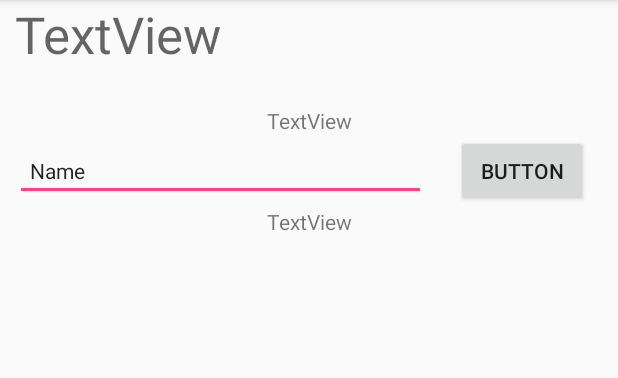
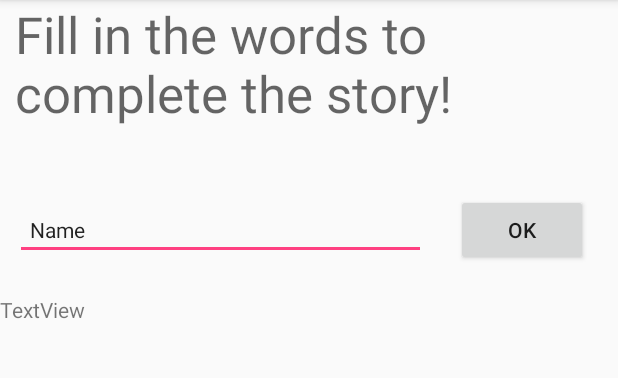
Before and after one commit to Bram502/BramSmit-pset2, an Android app: the screen it shows after launch (FirstActivity before the commit, InputActivity after it), after a tap on "GET STARTED!", on a phone screen of 412 x 824 dp, the part 84-462 px from its top. Run offline under Robolectric (Android 15) with nearby library versions, the phone set to English and light mode, and no system bars; 3 statements that could not run were skipped.

Commit message:
Working on processing user input

```diff
--- a/app/src/main/AndroidManifest.xml
+++ b/app/src/main/AndroidManifest.xml
@@ -16,7 +16,8 @@
                 <category android:name="android.intent.category.LAUNCHER" />
             </intent-filter>
         </activity>
-        <activity android:name=".FirstActivity"></activity>
+        <activity android:name=".InputActivity" />
+        <activity android:name=".DisplayActivity"></activity>
     </application>
 
 </manifest>
--- /dev/null
+++ b/app/src/main/java/com/example/bwhsm/bramsmit_pset2/DisplayActivity.java
@@ -0,0 +1,13 @@
+package com.example.bwhsm.bramsmit_pset2;
+
+import android.support.v7.app.AppCompatActivity;
+import android.os.Bundle;
+
+public class DisplayActivity extends AppCompatActivity {
+
+    @Override
+    protected void onCreate(Bundle savedInstanceState) {
+        super.onCreate(savedInstanceState);
+        setContentView(R.layout.activity_display);
+    }
+}
--- a/app/src/main/java/com/example/bwhsm/bramsmit_pset2/FirstActivity.java
+++ /dev/null
@@ -1,24 +0,0 @@
-package com.example.bwhsm.bramsmit_pset2;
-
-import android.content.Intent;
-import android.support.v7.app.AppCompatActivity;
-import android.os.Bundle;
-import android.view.View;
-import android.widget.TextView;
-
-public class FirstActivity extends AppCompatActivity {
-
-    @Override
-    protected void onCreate(Bundle savedInstanceState) {
-        super.onCreate(savedInstanceState);
-        setContentView(R.layout.activity_first);
-
-//        Intent intent = getIntent();
-//        String receivedText = intent.getStringExtra("word");
-//
-//        TextView textView = (TextView) findViewById(R.id.textView);
-//        textView.setText(receivedText);
-    }
-
-
-}
--- /dev/null
+++ b/app/src/main/java/com/example/bwhsm/bramsmit_pset2/InputActivity.java
@@ -0,0 +1,51 @@
+package com.example.bwhsm.bramsmit_pset2;
+
+import android.support.v7.app.AppCompatActivity;
+import android.os.Bundle;
+import android.view.View;
+import android.widget.EditText;
+import android.widget.TextView;
+
+
+public class InputActivity extends AppCompatActivity {
+
+    EditText userInput;
+    TextView instructionView;
+    TextView count;
+    Story currentStory;
+
+
+    @Override
+    protected void onCreate(Bundle savedInstanceState) {
+        super.onCreate(savedInstanceState);
+        setContentView(R.layout.activity_input);
+
+        currentStory = (Story) getIntent().getSerializableExtra("story");
+
+        findViewById(R.id.enterButton).setOnClickListener(new ClickHandler());
+
+        userInput = (EditText) findViewById(R.id.userInput);
+        count = (TextView) findViewById(R.id.count);
+        instructionView = (TextView) findViewById(R.id.instruction);
+
+
+        startInputLoop();
+    }
+
+    private void startInputLoop() {
+        String nextPlaceholder = currentStory.getNextPlaceholder();
+        Int count
+        userInput.setText(nextPlaceholder);
+
+        instructionView.setText("Please enter a/an " + nextPlaceholder);
+        count.setText("");
+    }
+
+    private class ClickHandler implements View.OnClickListener {
+        public void onClick(View arg0) {
+//            ((TextView)findViewById(R.id.testText)).setText(userInput.getText());
+            ((TextView)findViewById(R.id.testText)).setText(currentStory.toString());
+            startInputLoop();
+        }
+    }
+}
--- a/app/src/main/java/com/example/bwhsm/bramsmit_pset2/MainActivity.java
+++ b/app/src/main/java/com/example/bwhsm/bramsmit_pset2/MainActivity.java
@@ -4,13 +4,13 @@ import android.content.Intent;
 import android.support.v7.app.AppCompatActivity;
 import android.os.Bundle;
 import android.view.View;
-import android.widget.EditText;
 
 import java.io.IOException;
 import java.io.InputStream;
 
 public class MainActivity extends AppCompatActivity {
 
+    private Story currentStory = null;
     @Override
     protected void onCreate(Bundle savedInstanceState) {
         super.onCreate(savedInstanceState);
@@ -20,7 +20,6 @@ public class MainActivity extends AppCompatActivity {
     }
 
     private void initializeStory() {
-        Story currentStory = null;
         try {
             InputStream is = getAssets().open("madlib0_simple.txt");
             currentStory = new Story(is);
@@ -35,10 +34,9 @@ public class MainActivity extends AppCompatActivity {
 //        EditText editText = (EditText) findViewById(R.id.editText);
 //        String text = editText.getText().toString();
 
-        Intent intent = new Intent(this, FirstActivity.class);
-//        intent.putExtra("word", text);
-
-        startActivity(intent);
+        Intent i= new Intent(this, InputActivity.class);
+        i.putExtra("story", currentStory);
+        startActivity(i);
         finish();
     }
 }
--- /dev/null
+++ b/app/src/main/res/layout/activity_display.xml
@@ -0,0 +1,15 @@
+<?xml version="1.0" encoding="utf-8"?>
+<LinearLayout xmlns:android="http://schemas.android.com/apk/res/android"
+    xmlns:app="http://schemas.android.com/apk/res-auto"
+    xmlns:tools="http://schemas.android.com/tools"
+    android:layout_width="match_parent"
+    android:layout_height="match_parent"
+    android:orientation="vertical"
+    tools:context="com.example.bwhsm.bramsmit_pset2.DisplayActivity">
+
+    <TextView
+        android:id="@+id/storyDisplay"
+        android:layout_width="match_parent"
+        android:layout_height="wrap_content" />
+
+</LinearLayout>
--- a/app/src/main/res/layout/activity_first.xml
+++ b/app/src/main/res/layout/activity_input.xml
@@ -5,7 +5,7 @@
     android:layout_width="match_parent"
     android:layout_height="match_parent"
     android:orientation="vertical"
-    tools:context="com.example.bwhsm.bramsmit_pset2.FirstActivity"
+    tools:context="com.example.bwhsm.bramsmit_pset2.InputActivity"
     android:weightSum="1">
 
 
@@ -15,19 +15,16 @@
         android:layout_height="wrap_content"
         android:layout_marginBottom="25dp"
         android:layout_marginLeft="10dp"
-        android:text="TextView"
-        android:textAppearance="@style/TextAppearance.AppCompat.Display1"
-        tools:text="Fill in the words to complete the story!" />
+        android:text="Fill in the words to complete the story!"
+        android:textAppearance="@style/TextAppearance.AppCompat.Display1" />
 
     <TextView
-        android:id="@+id/textView4"
+        android:id="@+id/count"
         android:layout_width="match_parent"
         android:layout_height="wrap_content"
         android:layout_marginLeft="120dp"
         android:layout_marginRight="120dp"
-        android:text="TextView"
-        android:gravity="center"
-        tools:text="7 word(s) left" />
+        android:gravity="center" />
 
     <LinearLayout
         android:layout_width="match_parent"
@@ -35,7 +32,7 @@
         android:orientation="horizontal">
 
         <EditText
-            android:id="@+id/editText2"
+            android:id="@+id/userInput"
             android:layout_width="wrap_content"
             android:layout_height="wrap_content"
             android:layout_marginLeft="10dp"
@@ -44,24 +41,29 @@
             android:inputType="textPersonName"
             android:paddingLeft="10dp"
             android:text="Name"
-            android:textAppearance="@android:style/TextAppearance.DeviceDefault.Small" />
+            android:textAppearance="@android:style/TextAppearance.DeviceDefault.Small"
+            />
 
         <Button
-            android:id="@+id/button2"
+            android:id="@+id/enterButton"
             android:layout_width="wrap_content"
             android:layout_height="wrap_content"
             android:layout_marginLeft="20dp"
             android:layout_marginRight="20dp"
-            android:text="Button" />
+            android:text="OK" />
 
     </LinearLayout>
 
     <TextView
-        android:id="@+id/textView5"
+        android:id="@+id/instructionView"
         android:layout_width="match_parent"
         android:layout_height="wrap_content"
-        android:gravity="center"
-        android:text="TextView"
-        tools:text="please type a/an noun" />
+        android:gravity="center" />
+
+    <TextView
+        android:id="@+id/testText"
+        android:layout_width="match_parent"
+        android:layout_height="wrap_content"
+        android:text="TextView" />
 
 </LinearLayout>
```
